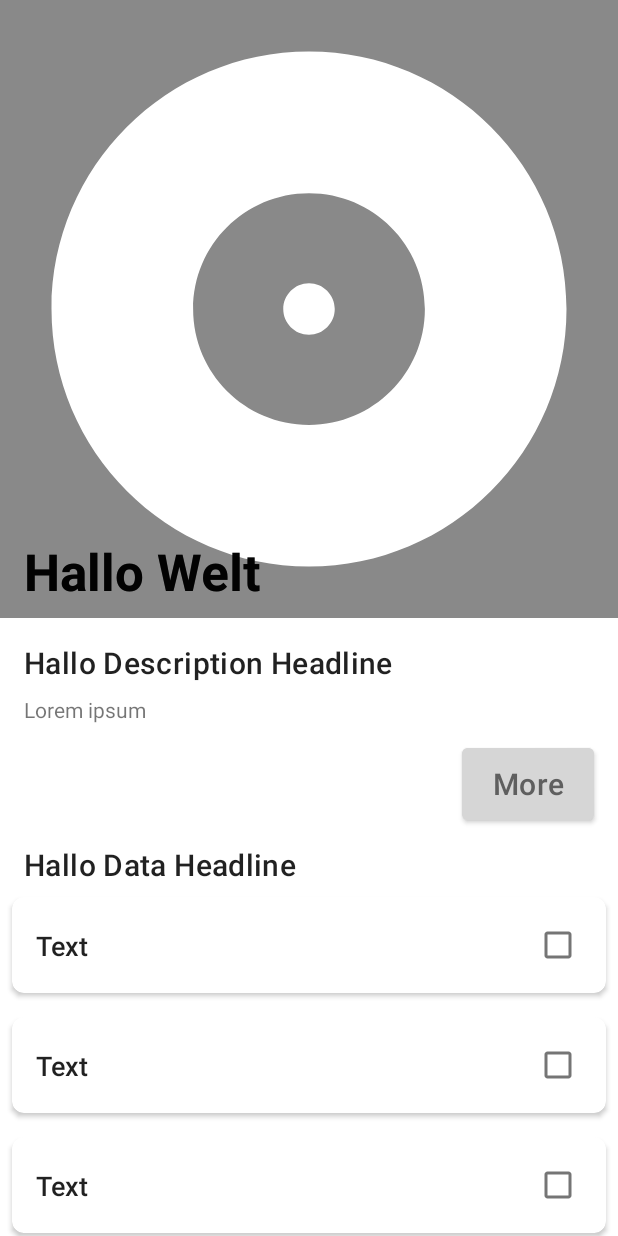
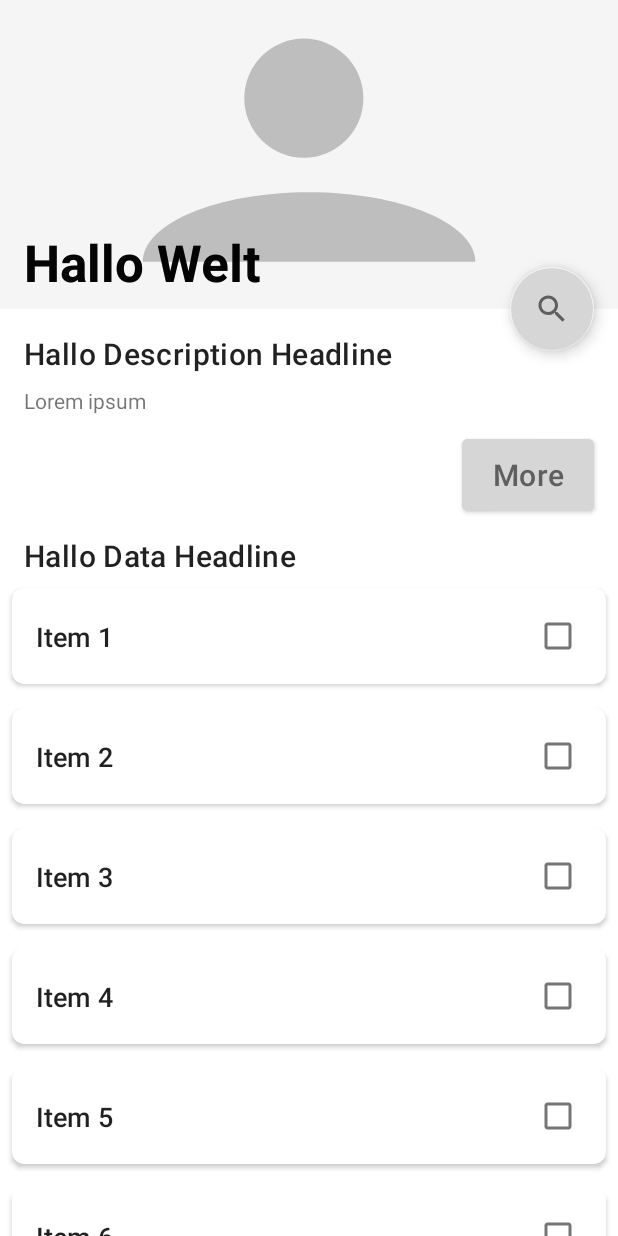
Before and after one commit to ericmuench/AppsFactoryTestTask, an Android app: the ArtistDetailActivity screen opened directly, with no data from a screen before it, after a tap on "More", on a phone screen of 412 x 824 dp. Run offline under Robolectric (Android 15) with nearby library versions, the phone set to English and light mode, and no system bars; 1 statement that could not run was skipped.

Commit message:
Implemented Floating Action Button for DetailActivity

```diff
--- a/app/src/main/java/de/ericmuench/appsfactorytesttask/ui/detail/ArtistDetailActivity.kt
+++ b/app/src/main/java/de/ericmuench/appsfactorytesttask/ui/detail/ArtistDetailActivity.kt
@@ -7,6 +7,9 @@ import de.ericmuench.appsfactorytesttask.R
 import de.ericmuench.appsfactorytesttask.ui.uicomponents.recyclerview.GenericSimpleItemAdapter
 
 class ArtistDetailActivity : DetailActivity() {
+    //TODO: Remove demo code
+
+    var testVisibility = false
 
     override fun onCreate(savedInstanceState: Bundle?) {
         super.onCreate(savedInstanceState)
@@ -15,14 +18,29 @@ class ArtistDetailActivity : DetailActivity() {
         setDescriptionHeadline("Hallo Description Headline")
         setDescription("Lorem ipsum")
         setDataHeadline("Hallo Data Headline")
+
         setMoreButtonOnClickListener {
-            Toast.makeText(this,"MORE!",Toast.LENGTH_SHORT).show()
+            if(testVisibility){
+                hideFabAction()
+            }
+            else{
+                showFabAction()
+            }
+            testVisibility = !testVisibility
         }
 
         val dummy = List(20){"Item ${it+1}"}
-        setRecyclerViewAdapter(GenericSimpleItemAdapter<String>(this,dummy))
+        setRecyclerViewAdapter(GenericSimpleItemAdapter<String>(this,dummy)
+            .onApplyDataToViewHolder { holder, str, _ ->
+                holder.txtText.text = str
+            })
 
-        val draw = ResourcesCompat.getDrawable(resources,R.drawable.ic_album,null)
-        imgView.setImageDrawable(draw)
+        //val draw = ResourcesCompat.getDrawable(resources,R.drawable.ic_album,null)
+        //imgViewDetail.setImageDrawable(draw)
+
+        setFabActionOnClickListener {
+            Toast.makeText(this,"MORE!",Toast.LENGTH_SHORT).show()
+        }
+        setFabActionIconDrawable(ResourcesCompat.getDrawable(resources,R.drawable.ic_search,null))
     }
 }
--- a/app/src/main/java/de/ericmuench/appsfactorytesttask/ui/detail/DetailActivity.kt
+++ b/app/src/main/java/de/ericmuench/appsfactorytesttask/ui/detail/DetailActivity.kt
@@ -1,5 +1,6 @@
 package de.ericmuench.appsfactorytesttask.ui.detail
 
+import android.graphics.drawable.Drawable
 import androidx.appcompat.app.AppCompatActivity
 import android.os.Bundle
 import android.view.MenuItem
@@ -8,6 +9,7 @@ import android.widget.Button
 import android.widget.ImageView
 import androidx.recyclerview.widget.LinearLayoutManager
 import androidx.recyclerview.widget.RecyclerView
+import com.google.android.material.floatingactionbutton.FloatingActionButton
 import de.ericmuench.appsfactorytesttask.R
 import de.ericmuench.appsfactorytesttask.databinding.ActivityDetailBinding
 import de.ericmuench.appsfactorytesttask.ui.uicomponents.abstract_activities_fragments.BaseActivity
@@ -66,8 +68,40 @@ abstract class DetailActivity : BaseActivity() {
         collapsingToolbarLayoutDetail?.title = title
     }
 
-    val imgView : ImageView
+    val imgViewDetail : ImageView
     get() = viewBinding.imgDetail
+
+    protected fun setFabActionOnClickListener(listener: (View?) -> Unit) = with(viewBinding){
+        if(runsInLandscape()){
+            imgBtnFabSubstituteLand?.setOnClickListener(listener)
+        }
+
+        fabDetail?.setOnClickListener(listener)
+    }
+
+    protected fun setFabActionIconDrawable(drawable : Drawable?) = with(viewBinding){
+        if(runsInLandscape()){
+            imgBtnFabSubstituteLand?.setImageDrawable(drawable)
+        }
+
+        fabDetail?.setImageDrawable(drawable)
+    }
+
+    protected fun hideFabAction()= with(viewBinding){
+        if(runsInLandscape()){
+            imgBtnFabSubstituteLand?.visibility = View.INVISIBLE
+        }
+
+        fabDetail?.visibility = View.GONE
+    }
+
+    protected fun showFabAction()= with(viewBinding){
+        if(runsInLandscape()){
+            imgBtnFabSubstituteLand?.visibility = View.VISIBLE
+        }
+
+        fabDetail?.visibility = View.VISIBLE
+    }
 
     protected fun setDescriptionHeadline(headline : CharSequence)= with(viewBinding){
         txtHeadlineDescriptionDetail.text = headline
@@ -82,9 +116,7 @@ abstract class DetailActivity : BaseActivity() {
     }
 
     protected fun setMoreButtonOnClickListener(listener : (View?) -> Unit) = with(viewBinding){
-        btnMoreDetail.setOnClickListener {
-            listener(it)
-        }
+        btnMoreDetail.setOnClickListener(listener)
     }
 
     protected fun <VH: RecyclerView.ViewHolder> setRecyclerViewAdapter(adapter: RecyclerView.Adapter<VH>){
--- a/app/src/main/res/layout-land/activity_detail.xml
+++ b/app/src/main/res/layout-land/activity_detail.xml
@@ -29,23 +29,46 @@
         android:id="@+id/img_btn_back_detail_land"
         android:layout_width="wrap_content"
         android:layout_height="wrap_content"
+        android:layout_marginStart="8dp"
+        android:layout_marginTop="8dp"
+        android:layout_marginEnd="4dp"
+        android:layout_marginBottom="8dp"
+        android:background="@android:color/transparent"
         android:clickable="true"
+        android:contentDescription="@string/navigate_back"
         android:focusable="true"
         android:foreground="?attr/selectableItemBackgroundBorderless"
+        android:tint="?attr/colorPrimaryVariant"
+        android:padding="8dp"
+        android:src="@drawable/ic_arrow_back"
+        app:layout_constraintBottom_toTopOf="@+id/txt_title_detail_land"
+        app:layout_constraintEnd_toStartOf="@+id/img_btn_fab_substitute_land"
+        app:layout_constraintHorizontal_chainStyle="spread_inside"
+        app:layout_constraintStart_toStartOf="parent"
+        app:layout_constraintTop_toTopOf="parent"
+        app:layout_constraintVertical_chainStyle="spread_inside" />
+
+    <ImageButton
+        android:id="@+id/img_btn_fab_substitute_land"
+        android:layout_width="wrap_content"
+        android:layout_height="wrap_content"
         android:layout_marginStart="8dp"
         android:layout_marginTop="8dp"
         android:layout_marginEnd="8dp"
         android:layout_marginBottom="8dp"
-        app:layout_constraintHorizontal_bias="0"
+        android:background="@android:color/transparent"
+        android:clickable="true"
+        android:focusable="true"
+        android:tint="?attr/colorPrimaryVariant"
+        android:foreground="?attr/selectableItemBackgroundBorderless"
+        android:padding="8dp"
+        android:src="@drawable/ic_clear_all"
         app:layout_constraintVertical_bias="0"
-        android:background="@android:color/transparent"
-        android:padding="8dp"
-        android:src="@drawable/ic_arrow_back"
-        app:layout_constraintBottom_toBottomOf="@+id/img_detail"
+        app:layout_constraintBottom_toTopOf="@+id/txt_title_detail_land"
         app:layout_constraintEnd_toStartOf="@+id/guideline_img_detail"
-        app:layout_constraintStart_toStartOf="parent"
-        app:layout_constraintTop_toTopOf="parent"
-        android:contentDescription="@string/navigate_back" />
+        app:layout_constraintHorizontal_bias="1"
+        app:layout_constraintStart_toEndOf="@+id/img_btn_back_detail_land"
+        app:layout_constraintTop_toTopOf="parent" />
 
     <TextView
         android:id="@+id/txt_title_detail_land"
--- a/app/src/main/res/layout/activity_detail.xml
+++ b/app/src/main/res/layout/activity_detail.xml
@@ -8,6 +8,7 @@
     tools:context=".ui.detail.DetailActivity">
 
     <com.google.android.material.appbar.AppBarLayout
+        android:id="@+id/appbar_layout_detail"
         android:layout_width="match_parent"
         android:layout_height="wrap_content"
         android:fitsSystemWindows="true"
@@ -64,7 +65,20 @@
                 app:layout_collapseMode="pin"
                 app:popupTheme="@style/ThemeOverlay.AppCompat.Dark" />
         </com.google.android.material.appbar.CollapsingToolbarLayout>
+
+
     </com.google.android.material.appbar.AppBarLayout>
+
+    <com.google.android.material.floatingactionbutton.FloatingActionButton
+        android:id="@+id/fab_detail"
+        android:src="@drawable/ic_clear_all"
+        android:backgroundTint="?attr/colorSecondaryVariant"
+        app:tint="?attr/colorPrimaryVariant"
+        android:layout_width="wrap_content"
+        app:layout_anchor="@id/appbar_layout_detail"
+        app:layout_anchorGravity="bottom|right|end"
+        android:layout_marginEnd="16dp"
+        android:layout_height="wrap_content" />
 
     <androidx.core.widget.NestedScrollView
         app:layout_behavior="com.google.android.material.appbar.AppBarLayout$ScrollingViewBehavior"
```
